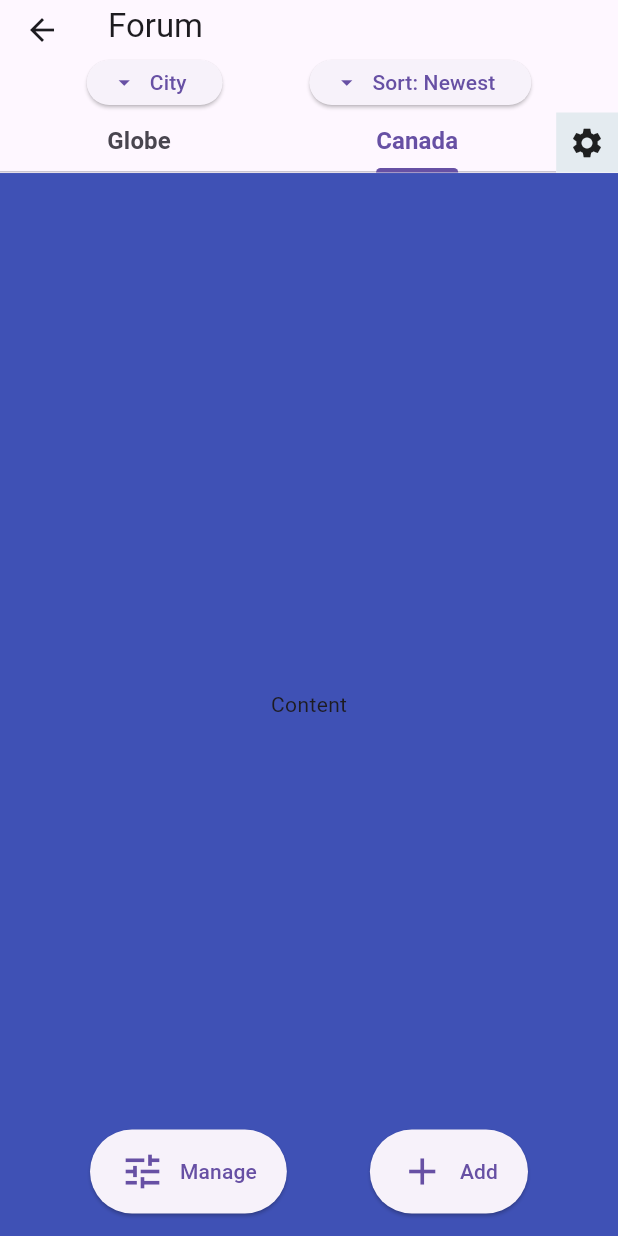
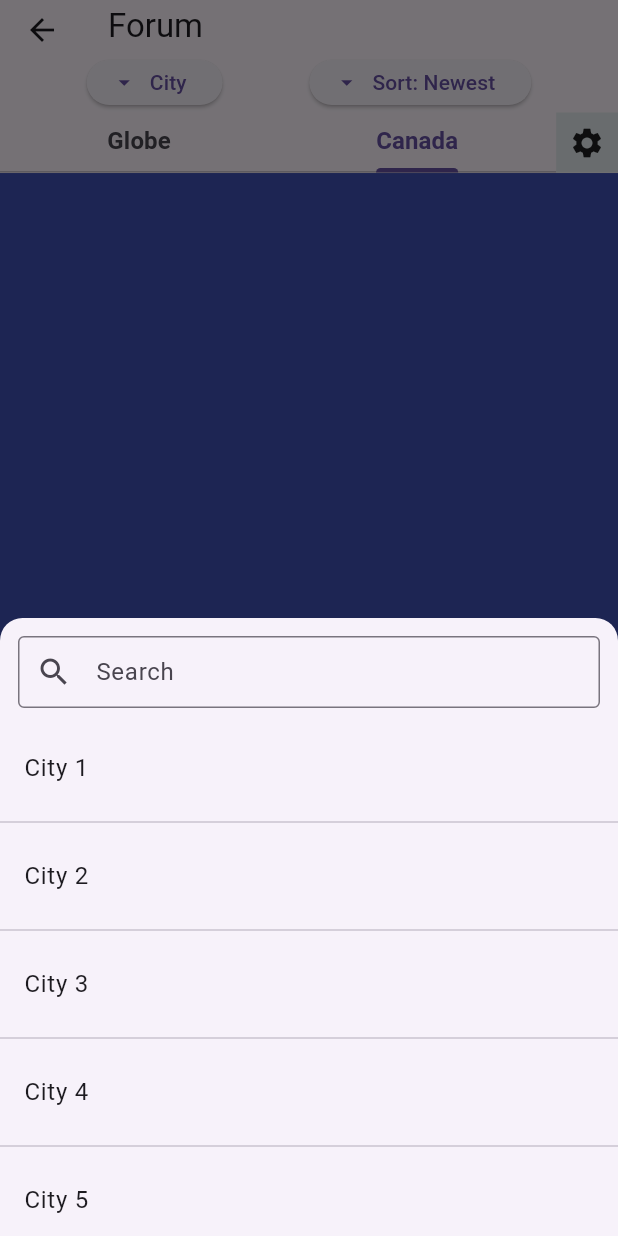
Before and after one commit to A-Sattari/Wander-Pal-Interface, a Flutter app: the ForumPage screen opened directly, tab 2 chosen, after a tap on "City", on a phone screen of 412 x 824 dp. Run offline on Flutter 3.47's test engine with Material 2 defaults, Android fonts, the phone set to English and light mode, and no system bars; our stand-ins replace firebase_auth, firebase_core, flutter_riverpod, flutter_secure_storage, google_sign_in, graphql_flutter and 1 more; missing offline and left inert: flutter_facebook_auth; accounts and stored records are empty; network calls fail.

Commit message:
Create Sort & City filter views

```diff
--- a/lib/presentation/forum/forum_page.dart
+++ b/lib/presentation/forum/forum_page.dart
@@ -12,7 +12,9 @@ class ForumPage extends ConsumerStatefulWidget {
   ConsumerState createState() => _ForumPageState();
 }
 
-class _ForumPageState extends ConsumerState<ForumPage> with TickerProviderStateMixin {
+class _ForumPageState extends ConsumerState<ForumPage>
+    with TickerProviderStateMixin {
+
   final _scrollController = ScrollController();
   late TabController _tabController;
   bool _isScrolledDown = false;
@@ -96,12 +98,10 @@ class _ForumPageState extends ConsumerState<ForumPage> with TickerProviderStateM
           DiscussionCategory(index, "Make Connection"),
           "IRI",
           "Ahvaz",
-        "Here is the content" * index)
-      ),
+          "Here is the content" * index)),
     );
 
-    return SingleChildScrollView
-    (
+    return SingleChildScrollView(
       controller: _scrollController,
       child: Column(children: discussions),
     );
@@ -114,7 +114,9 @@ class _ForumPageState extends ConsumerState<ForumPage> with TickerProviderStateM
         mainAxisAlignment: MainAxisAlignment.spaceEvenly,
         children: [
           ElevatedButton.icon(
-              onPressed: () {},
+            onPressed: () {
+              _createCityFilterWidget();
+            },
             label: const Text("City"),
             icon: const Icon(Icons.arrow_drop_down),
             style: ElevatedButton.styleFrom(
@@ -122,7 +124,9 @@ class _ForumPageState extends ConsumerState<ForumPage> with TickerProviderStateM
             ),
           ),
           ElevatedButton.icon(
-              onPressed: () {},
+            onPressed: () async {
+              _createSortPopupWidget();
+            },
             label: const Text("Sort: " "Newest"),
             icon: const Icon(Icons.arrow_drop_down),
             style: ElevatedButton.styleFrom(
@@ -131,6 +135,93 @@ class _ForumPageState extends ConsumerState<ForumPage> with TickerProviderStateM
           ),
         ],
       ),
+    );
+  }
+
+  //TODO: Fix: Selection state does not change unless search is selected
+  //TODO: In scroll, the green background is shown underneath the search bar
+  Future _createCityFilterWidget() {
+    List<String> items = List.generate(15, (index) => "City ${index + 1}");
+    List<String> selectedItems = [];
+    void toggleSelection(String item) {
+      setState(() {
+        if (selectedItems.contains(item)) {
+          selectedItems.remove(item);
+        } else {
+          selectedItems.add(item);
+        }
+      });
+    }
+
+    return showModalBottomSheet(
+      context: context,
+      shape: const RoundedRectangleBorder(
+        borderRadius: BorderRadius.vertical(top: Radius.circular(15.0)),
+      ),
+      isScrollControlled: true,
+      builder: (BuildContext context) {
+        return SizedBox(
+          height: MediaQuery.of(context).size.height / 2,
+          child: ClipRRect(
+            borderRadius:
+                const BorderRadius.vertical(top: Radius.circular(25.0)),
+            child: Column(
+              children: [
+                const Padding(
+                  padding: EdgeInsets.all(12.0),
+                  child: TextField(
+                    decoration: InputDecoration(
+                      hintText: "Search",
+                      prefixIcon: Icon(Icons.search),
+                      border: OutlineInputBorder(),
+                      contentPadding: EdgeInsets.symmetric(vertical: 5.0),
+                    ),
+                  ),
+                ),
+                Expanded(
+                  // Use ListView.separated instead of ListView.builder
+                  child: ListView.separated(
+                    itemCount: items.length,
+                    // Use separatorBuilder to create a Divider widget between each item
+                    separatorBuilder: (context, index) => const Divider(),
+
+                    itemBuilder: (context, index) {
+                      String item = items[index];
+                      return GestureDetector(
+                        onTap: () {
+                          toggleSelection(item);
+                        },
+                        child: ListTile(
+                          title: Text(item),
+                          // Set the selected property to true if the item is in the selected list
+                          selected: selectedItems.contains(item),
+                          // Set the selected tile color to green
+                          selectedTileColor: Colors.green,
+                        ),
+                      );
+                    },
+                  ),
+                ),
+              ],
+            ),
+          ),
+        );
+      },
+    );
+  }
+
+  Future _createSortPopupWidget() {
+    const List<String> list = <String>["One", "Two", "Three", "Four"];
+
+    return showMenu<String>(
+      context: context,
+      position: const RelativeRect.fromLTRB(250, 120, 100, 100),
+      items: list.map((String item) {
+        return PopupMenuItem<String>(
+          value: item,
+          child: Text(item),
+        );
+      }).toList(),
     );
   }
 
@@ -146,7 +237,8 @@ class _ForumPageState extends ConsumerState<ForumPage> with TickerProviderStateM
               Tab(text: "Globe"),
               Tab(text: "Canada"),
             ],
-            labelStyle: const TextStyle(fontSize: 16, fontWeight: FontWeight.w600),
+            labelStyle:
+                const TextStyle(fontSize: 16, fontWeight: FontWeight.w600),
           ),
         ),
         InkWell(
```
Lines whose indentation alone changed are shown as unchanged.
